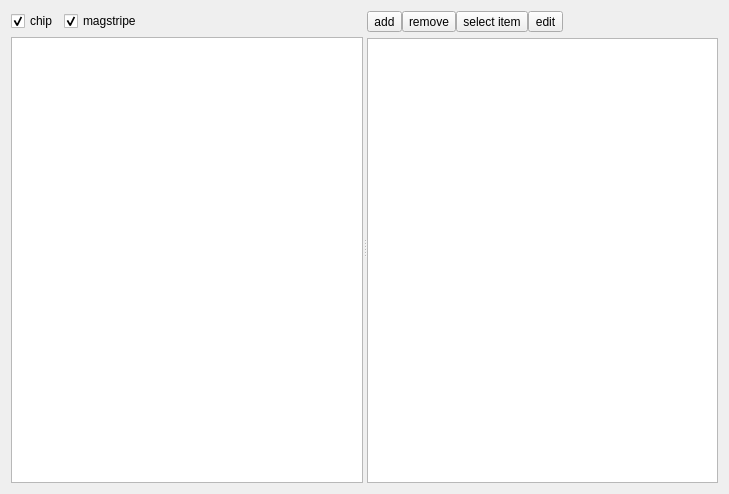
Before: the Qt Designer form Window.ui in gil9red/CardPreview, drawn with Qt 5.
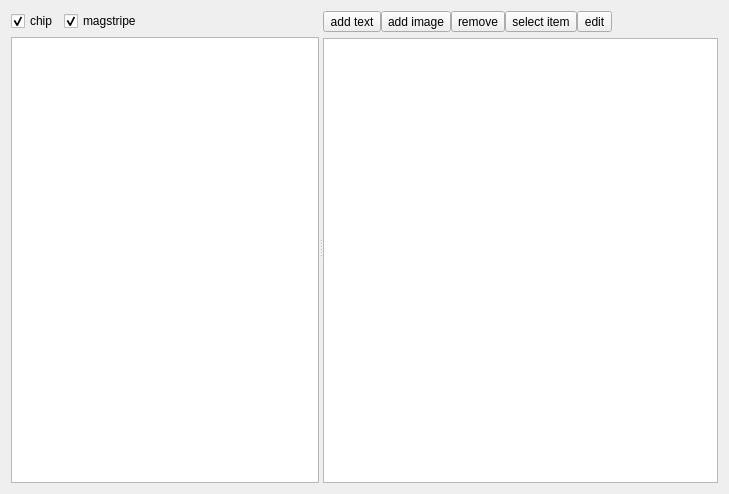
After: the same form once the commit is applied.

Commit message: Добавлен новый тип элементов: image. Убраны столбцы text и text size. Добавлен столбец type.

Patch:
```diff
--- a/Window.ui
+++ b/Window.ui
@@ -73,7 +73,14 @@
          <item>
           <widget class="QToolButton" name="tb_add">
            <property name="text">
-            <string>add</string>
+            <string>add text</string>
+           </property>
+          </widget>
+         </item>
+         <item>
+          <widget class="QToolButton" name="tb_add_image">
+           <property name="text">
+            <string>add image</string>
            </property>
           </widget>
          </item>
```
Left out of the diff: 2 changed lines with no effect on the pictures. The commit also changes 5 other files.
